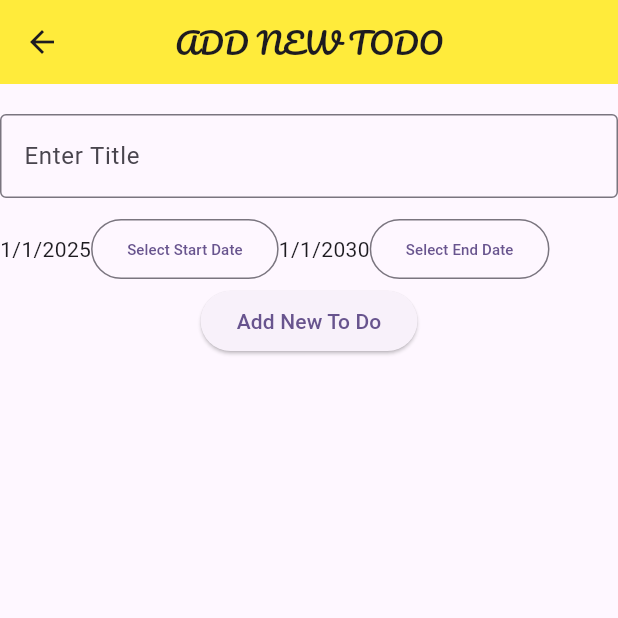
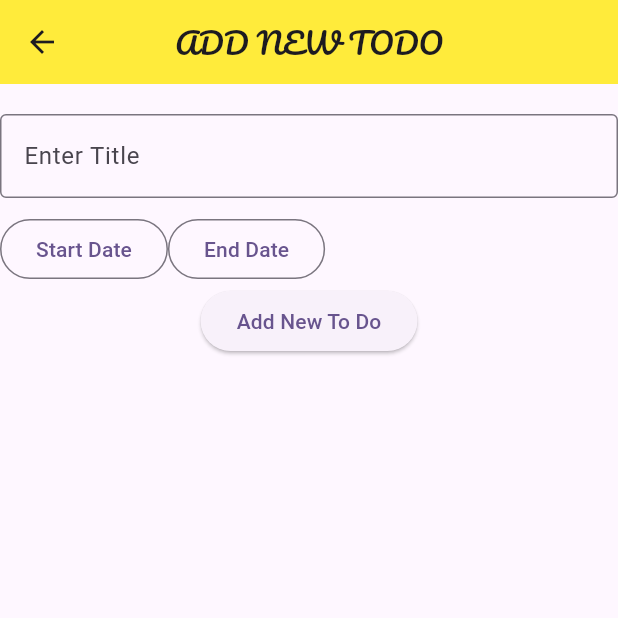
Before and after one commit to ThanhChuong1/LearningFlutter_toDoList, a Flutter app: the addtodo screen opened directly, on a phone screen of 412 x 824 dp, the top half of it. Run offline on Flutter 3.47's test engine with Material 3 defaults, Android fonts, the phone set to English and light mode, and no system bars; our stand-ins replace flutter_bloc.

Commit message:
hanlde selectDate by Bloc and reDesign button select Date

```diff
--- a/lib/bloc/event.dart
+++ b/lib/bloc/event.dart
@@ -16,3 +16,9 @@ class DeleteToDo extends ToDoEvent {
   final int index;
   DeleteToDo(this.index);
 }
+
+class SelectDate extends ToDoEvent {
+  final DateTime selectDate;
+  final bool isStart;
+  SelectDate(this.isStart, this.selectDate);
+}
--- a/lib/bloc/state.dart
+++ b/lib/bloc/state.dart
@@ -1,6 +1,27 @@
 import 'package:todolist/domain/todo.dart';
 
-class ToDoState  {
+// abstract class ToDoState {}
+
+// class ToDoLoaded extends ToDoState {
+//   final List<Todo> todos;
+//   ToDoLoaded(this.todos);
+// }
+class ToDoState {
   final List<Todo> todos;
-  ToDoState(this.todos);
+  final DateTime? startDate;
+  final DateTime? endDate;
+
+  ToDoState({required this.todos, this.startDate, this.endDate});
+
+  ToDoState copyWith({
+    List<Todo>? todos,
+    DateTime? startDate,
+    DateTime? endDate,
+  }) {
+    return ToDoState(
+      todos: todos ?? this.todos,
+      startDate: startDate ?? this.startDate,
+      endDate: endDate ?? this.endDate,
+    );
+  }
 }
--- a/lib/domain/todo.dart
+++ b/lib/domain/todo.dart
@@ -1,13 +1,13 @@
 class Todo {
   Todo({
     required this.title,
-    required this.startDate,
-    required this.endDate,
+    this.startDate,
+    this.endDate,
     required this.isDone,
   });
   String title;
-  DateTime startDate;
-  DateTime endDate;
+  DateTime? startDate;
+  DateTime? endDate;
   bool isDone;
 
   Todo copyWith({
@@ -19,7 +19,7 @@ class Todo {
     return Todo(
       title: title ?? this.title,
       startDate: startDate ?? this.startDate,
-      endDate: endDate ?? this.startDate,
+      endDate: endDate ?? this.endDate,
       isDone: isDone ?? this.isDone,
     );
   }
--- a/lib/screens/addtodo.dart
+++ b/lib/screens/addtodo.dart
@@ -16,31 +16,35 @@ class addtodo extends StatefulWidget {
 
 class _addtodoState extends State<addtodo> {
   final TextEditingController _controller = TextEditingController();
-  DateTime? startDate = DateTime(2025);
-  DateTime? endDate = DateTime(2030);
+  DateTime? startDate = DateTime.now();
+  DateTime? endDate = DateTime.now();
 
-  Future<void> selectedDate({required bool isStart}) async {
+  Future<void> selectDate({required bool isStart}) async {
     final DateTime? pickedDate = await showDatePicker(
       context: context,
       initialDate: DateTime.now(),
       firstDate: DateTime(2025),
       lastDate: DateTime(2030),
     );
-    setState(() {
-      if (pickedDate != null) {
-        setState(() {
-          if (isStart) {
-            startDate = pickedDate;
-          } else {
-            endDate = pickedDate;
-          }
-        });
-      }
-    });
+
+    if (pickedDate != null) {
+      bloc?.add(SelectDate(isStart, pickedDate));
+    }
+
+    // setState(() {
+    //   if (pickedDate != null) {
+    //     setState(() {
+    //       if (isStart) {
+    //         startDate = pickedDate;
+    //       } else {
+    //         endDate = pickedDate;
+    //       }
+    //     });
+    //   }
+    // });
   }
 
   void addTodo(Todo todo) {
-    String text = _controller.text;
     bloc?.add(AddToDo(todo));
   }
 
@@ -69,42 +73,33 @@ class _addtodoState extends State<addtodo> {
                   TextField(
                     controller: _controller,
                     decoration: InputDecoration(
-                      // dùng để tùy chỉnh ô input
-                      border:
-                          OutlineInputBorder(), // dùng để vẽ viền cho ô input
+                      border: OutlineInputBorder(),
                       hintText: 'Enter Title',
-                      // labelText: 'ádasdsad',
                     ),
                   ),
                   SizedBox(height: 10),
                   Row(
                     children: [
-                      Text(
-                        startDate != null
-                            ? '${startDate!.day}/${startDate!.month}/${startDate!.year}'
-                            : 'No date selected',
-                      ),
                       OutlinedButton(
                         onPressed: () {
-                          selectedDate(isStart: true);
+                          selectDate(isStart: true);
                         },
-                        child: const Text(
-                          'Select Start Date',
-                          style: TextStyle(fontSize: 10),
+                        child: Text(
+                          state.startDate != null
+                              ? '${state.startDate!.day}/${state.startDate!.month}/${state.startDate!.year}'
+                              : 'Start Date',
+                          style: TextStyle(fontSize: 14),
                         ),
                       ),
-                      Text(
-                        endDate != null
-                            ? '${endDate!.day}/${endDate!.month}/${endDate!.year}'
-                            : 'No date selected',
-                      ),
+
                       OutlinedButton(
                         onPressed: () {
-                          selectedDate(isStart: false);
+                          selectDate(isStart: false);
                         },
-                        child: const Text(
-                          'Select End Date',
-                          style: TextStyle(fontSize: 10),
+                        child: Text(
+                          state.endDate != null
+                              ? '${state.endDate!.day}/${state.endDate!.month}/${state.endDate!.year}'
+                              : 'End Date',
                         ),
                       ),
                     ],
--- a/pubspec.yaml
+++ b/pubspec.yaml
@@ -34,6 +34,7 @@ dependencies:
   # The following adds the Cupertino Icons font to your application.
   # Use with the CupertinoIcons class for iOS style icons.
   cupertino_icons: ^1.0.8
+  flutter_bloc: ^9.1.1
 
 dev_dependencies:
   flutter_test:
```
Also changed, not shown: lib/bloc/bloc.dart (+22 -9 lines).
